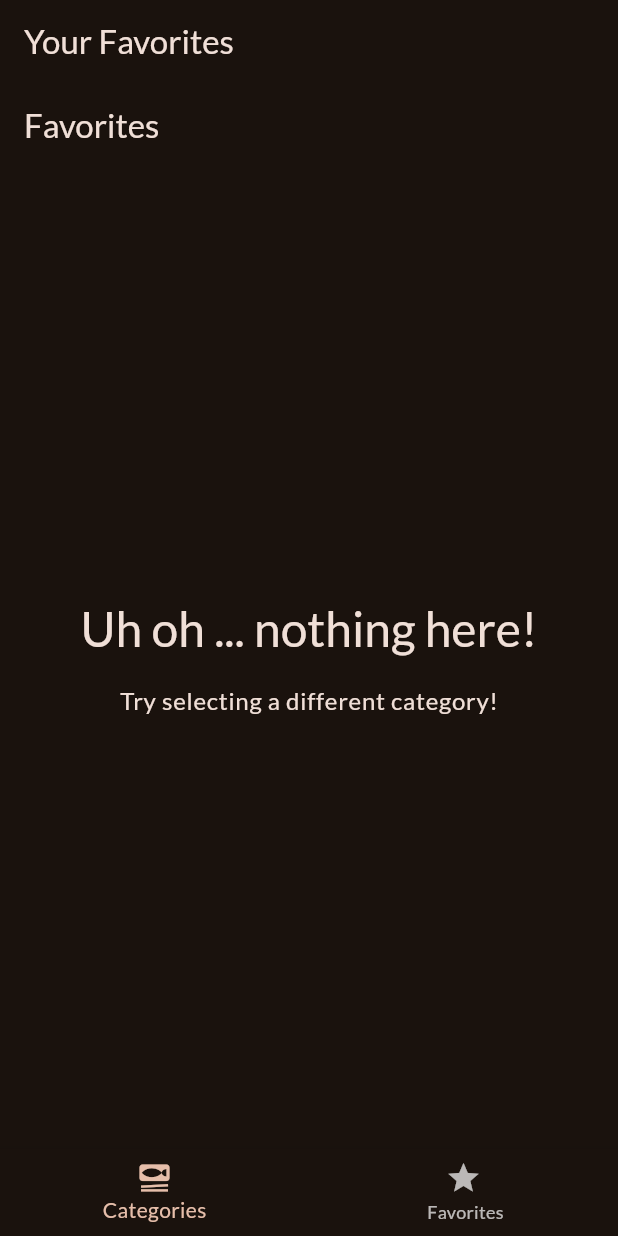
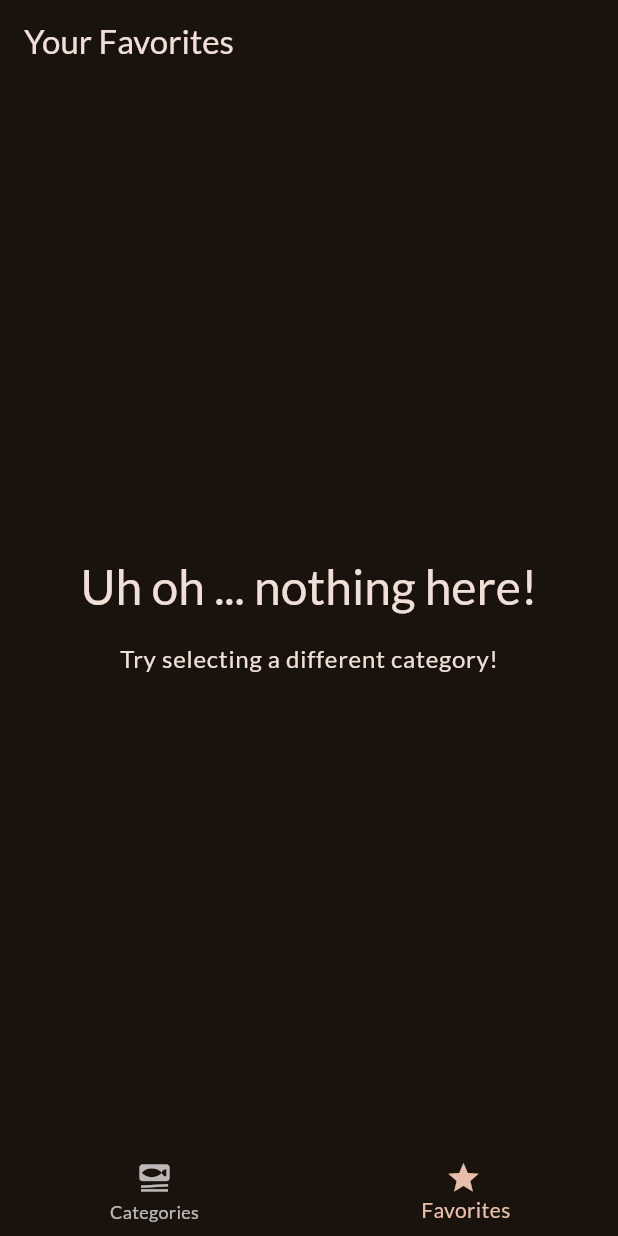
Before and after one commit to udaytiwari22/Meals_App, a Flutter app: the screen it shows after launch, item 2 of the bottom bar chosen, on a phone screen of 412 x 824 dp. Run offline on Flutter 3.47's test engine with Material 3 defaults, Android fonts, the phone set to English and light mode, and no system bars; our stand-ins replace google_fonts, transparent_image.

Commit message:
bottom-Navigationbar

```diff
--- a/lib/screens/meals.dart
+++ b/lib/screens/meals.dart
@@ -7,10 +7,10 @@ class MealsScreen extends StatelessWidget {
   const MealsScreen({
     super.key,
     required this.meals,
-    required this.title,
+    this.title,
   });
 
-  final String title;
+  final String? title;
   final List<Meal> meals;
 
   void selectMeal(BuildContext context, Meal meal) {
@@ -46,12 +46,20 @@ class MealsScreen extends StatelessWidget {
     if (meals.isNotEmpty) {
       content = ListView.builder(
         itemCount: meals.length,
-        itemBuilder: (ctx, index) => MealItem(meal: meals[index], onSelectMeal: (meal){selectMeal(context, meal);},),
+        itemBuilder: (ctx, index) => MealItem(
+          meal: meals[index],
+          onSelectMeal: (meal) {
+            selectMeal(context, meal);
+          },
+        ),
       );
+    }
+    if (title==null){
+      return content;
     }
     return Scaffold(
       appBar: AppBar(
-        title: Text(title),
+        title: Text(title!),
       ),
       body: content,
     );
--- a/lib/screens/tabs.dart
+++ b/lib/screens/tabs.dart
@@ -26,7 +26,7 @@ class _TabsScreenState extends State<TabsScreen> {
     var activePageTitle = 'Categories';
 
     if (_selectedPageIndex == 1) {
-      activePage = const MealsScreen(meals: [], title: 'Favorites');
+      activePage = const MealsScreen(meals: []);
       activePageTitle = 'Your Favorites';
     }
 
@@ -37,6 +37,7 @@ class _TabsScreenState extends State<TabsScreen> {
       body: activePage,
       bottomNavigationBar: BottomNavigationBar(
         onTap: _selectedPage,
+        currentIndex: _selectedPageIndex,
         items: const [
           BottomNavigationBarItem(
               icon: Icon(Icons.set_meal), label: 'Categories'),
```
Also changed, not shown: lib/screens/categories.dart (+1 -6 lines).
